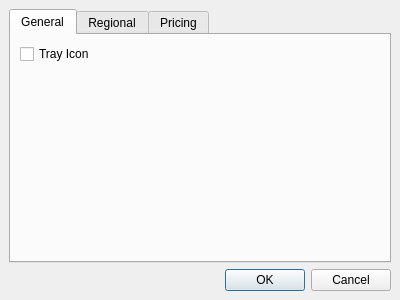
Qt form pykafe/server/settingswindow.ui (jnmbk/pykafe) before a commit.
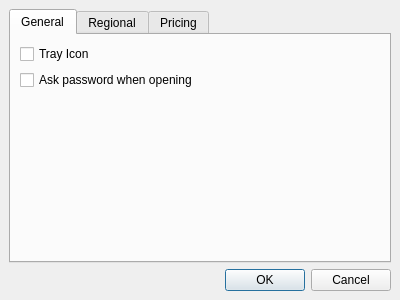
The same form after that commit. The open tabs and pages were chosen to show the change. Icons and pictures are not drawn.

What changed in the file:
```diff
--- a/pykafe/server/settingswindow.ui
+++ b/pykafe/server/settingswindow.ui
@@ -38,18 +38,12 @@
        <property name="spacing" >
         <number>6</number>
        </property>
-       <item row="1" column="1" >
-        <spacer>
-         <property name="orientation" >
-          <enum>Qt::Vertical</enum>
+       <item row="1" column="0" >
+        <widget class="QCheckBox" name="checkBox_2" >
+         <property name="text" >
+          <string>Ask password when opening</string>
          </property>
-         <property name="sizeHint" >
-          <size>
-           <width>20</width>
-           <height>40</height>
-          </size>
-         </property>
-        </spacer>
+        </widget>
        </item>
        <item row="0" column="2" >
         <spacer>
@@ -64,6 +58,19 @@
          </property>
         </spacer>
        </item>
+       <item row="2" column="1" >
+        <spacer>
+         <property name="orientation" >
+          <enum>Qt::Vertical</enum>
+         </property>
+         <property name="sizeHint" >
+          <size>
+           <width>20</width>
+           <height>40</height>
+          </size>
+         </property>
+        </spacer>
+       </item>
        <item row="0" column="0" >
         <widget class="QCheckBox" name="checkBox" >
          <property name="text" >
```
Left out of the diff: 2 changed lines with no effect on the pictures.
